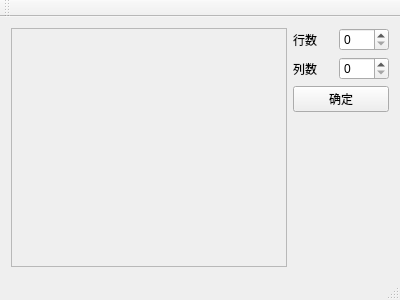
Above: mainwindow.ui from im-red/maze before the change. Below: the same form after it.
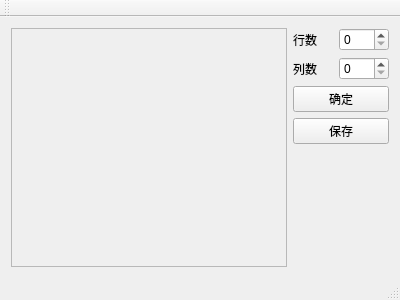
That is the form after the change. Custom widgets are drawn as their Qt base class.

The edit to the form file:
```diff
--- a/mainwindow.ui
+++ b/mainwindow.ui
@@ -164,6 +164,13 @@
         </property>
        </widget>
       </item>
+      <item>
+       <widget class="QPushButton" name="saveButton">
+        <property name="text">
+         <string>保存</string>
+        </property>
+       </widget>
+      </item>
       <item>
        <spacer name="verticalSpacer">
         <property name="orientation">
```
